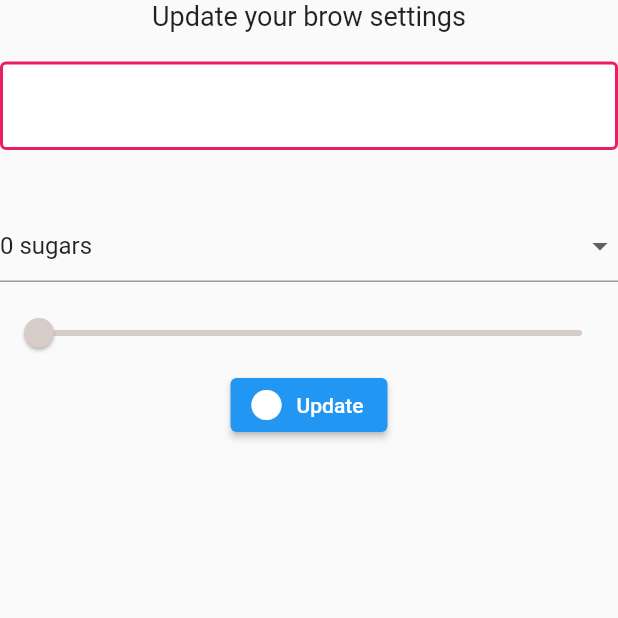
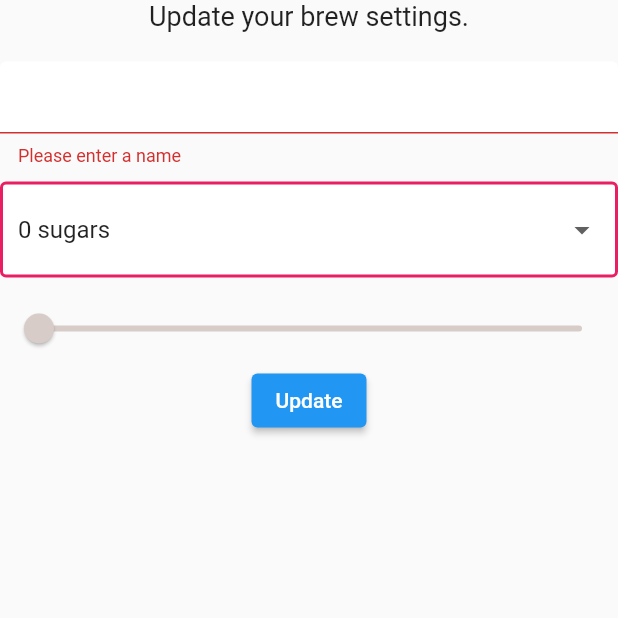
Before and after one commit to CoderEslam/flutter1appfirebase, a Flutter app: the SettingsForm screen opened directly, after a tap on "Update", on a phone screen of 412 x 824 dp, the top half of it. Run offline on Flutter 3.47's test engine with Material 2 defaults, Android fonts, the phone set to English and light mode, and no system bars; our stand-ins replace cloud_firestore, firebase_auth, firebase_core, flutter_spinkit; accounts and stored records are empty.

Commit message:
update data from firebase

```diff
--- a/lib/main.dart
+++ b/lib/main.dart
@@ -34,6 +34,8 @@ class MyApp extends StatelessWidget {
       'measurementId': "G-Y8KBBQF9LD"
     };
 
+
+
     return FutureBuilder<FirebaseApp>(
       future: Firebase.initializeApp(options: firebaseOptions),
       builder: (BuildContext context, AsyncSnapshot<FirebaseApp> snapshot) {
--- a/lib/screens/Home/Settings.dart
+++ b/lib/screens/Home/Settings.dart
@@ -1,8 +1,11 @@
+import 'package:cloud_firestore/cloud_firestore.dart';
 import 'package:flutter/material.dart';
 import 'package:flutter1appfirebase/Model/User.dart';
 import 'package:flutter1appfirebase/Shared/constant.dart';
 import 'package:flutter1appfirebase/services/database.dart';
 import 'package:provider/provider.dart';
+
+import '../../Shared/loading.dart';
 
 class SettingsForm extends StatefulWidget {
   const SettingsForm({Key? key}) : super(key: key);
@@ -13,6 +16,8 @@ class SettingsForm extends StatefulWidget {
 
 class _SettingsFormState extends State<SettingsForm> {
   List<String> sugars = ['0', '1', '2', '3', '4', '5'];
+  final List<int> strengths = [100, 200, 300, 400, 500, 600, 700, 800, 900];
+
   final _formKey = GlobalKey<FormState>();
   String _currentName = 'something';
   String _currentSugar = '0';
@@ -20,75 +25,80 @@ class _SettingsFormState extends State<SettingsForm> {
 
   @override
   Widget build(BuildContext context) {
-    final user = Provider.of<UserModel>(context);
-    return StreamBuilder<UserData>(
-      stream: DatabaseService(uid: user.uid).userData,
+    UserModel user = Provider.of<UserModel>(context);
+    dynamic val;
+    return Scaffold(
+      body: StreamBuilder(
+          stream: FirebaseFirestore.instance
+              .collection('brews')
+              .doc(user.uid)
+              .snapshots(),
           builder: (context, snapshot) {
             if (snapshot.hasData) {
-          UserData userData = snapshot.data!;
+              // UserData? userData = snapshot.data as UserData?;
+              snapshot.data!.data()!.forEach((key, value) {
+                val = value;
+              });
               return Form(
                 key: _formKey,
                 child: Column(
                   children: [
                     const Text(
-                  'Update your brow settings',
+                      'Update your brew settings.',
                       style: TextStyle(fontSize: 18.0),
                     ),
-                const SizedBox(
-                  height: 20.0,
-                ),
+                    const SizedBox(height: 20.0),
                     TextFormField(
+                      initialValue: val!,
                       decoration: textInputDecoration,
                       validator: (val) =>
                           val!.isEmpty ? 'Please enter a name' : null,
-                  onChanged: (val) => setState(() {
-                    _currentName = val;
-                  }),
+                      onChanged: (val) => setState(() => _currentName = val),
                     ),
-                const SizedBox(
-                  height: 20.0,
-                ),
-                const SizedBox(
-                  height: 20.0,
-                ),
+                    const SizedBox(height: 10.0),
                     DropdownButtonFormField(
-                    value: _currentSugar ?? userData.sugars,
+                      value: _currentSugar,
+                      decoration: textInputDecoration,
                       items: sugars.map((sugar) {
                         return DropdownMenuItem(
                           value: sugar,
                           child: Text('$sugar sugars'),
                         );
                       }).toList(),
-                    onChanged: (val) => setState(() => _currentSugar = val!)),
+                      onChanged: (val) => setState(() => _currentSugar = val!),
+                    ),
                     const SizedBox(height: 10.0),
                     Slider(
-                    value: (_currentStrength ?? 100).toDouble(),
-                    activeColor: Colors.brown[_currentStrength.toInt() ?? 100],
-                    inactiveColor:
-                        Colors.brown[_currentStrength.toInt() ?? 100],
+                      value: _currentStrength,
+                      activeColor: Colors.brown[_currentStrength.toInt()],
+                      inactiveColor: Colors.brown[_currentStrength.toInt()],
                       min: 100.0,
                       max: 900.0,
                       divisions: 8,
-                    onChanged: (val) => setState(() {
-                          _currentStrength = val;
-                        })),
-                ElevatedButton.icon(
-                    onPressed: () {
-                      print(_currentName);
-                      print(_currentStrength);
-                      print(_currentSugar);
-                    },
-                    icon: const Icon(Icons.circle),
-                    label: const Text('Update'))
+                      onChanged: (val) => setState(
+                          () => _currentStrength = val),
+                    ),
+                    ElevatedButton(
+                        child: const Text(
+                          'Update',
+                          style: TextStyle(color: Colors.white),
+                        ),
+                        onPressed: () async {
+                          if (_formKey.currentState!.validate()) {
+                            await DatabaseService(uid: user.uid).updateUserData(
+                                _currentSugar,
+                                _currentName,
+                                _currentStrength.toInt() ?? 100);
+                            Navigator.pop(context);
+                          }
+                        }),
                   ],
                 ),
               );
             } else {
-          return const Center(
-            child: Text('Empty Data'),
-          );
+              return const Loading();
             }
-      },
+          }),
     );
   }
 }
--- a/lib/screens/wrapper.dart
+++ b/lib/screens/wrapper.dart
@@ -11,7 +11,6 @@ class Wrapper extends StatelessWidget {
   Widget build(BuildContext context) {
     // to use data from provider or to access data from provider
     final user = Provider.of<UserModel>(context);
-    print("USER => " + user.uid);
     //return either Home or Auth Widget
     if (user.uid!='') {
       return Home();
--- a/lib/services/database.dart
+++ b/lib/services/database.dart
@@ -46,10 +46,9 @@ class DatabaseService {
   }
 
   // use data from snapshot
-
   UserData _userDataFromSnapshot(DocumentSnapshot documentSnapshot) {
     Map<String, dynamic> map = documentSnapshot.data() as Map<String, dynamic>;
-    print("MAAAAAAAAAAAAAAAAAAAP $map");
+    print("_userDataFromSnapshot $map");
     UserData userData = UserData(
         uid: uid,
         name: map['name'],
```
Lines whose indentation alone changed are shown as unchanged.
